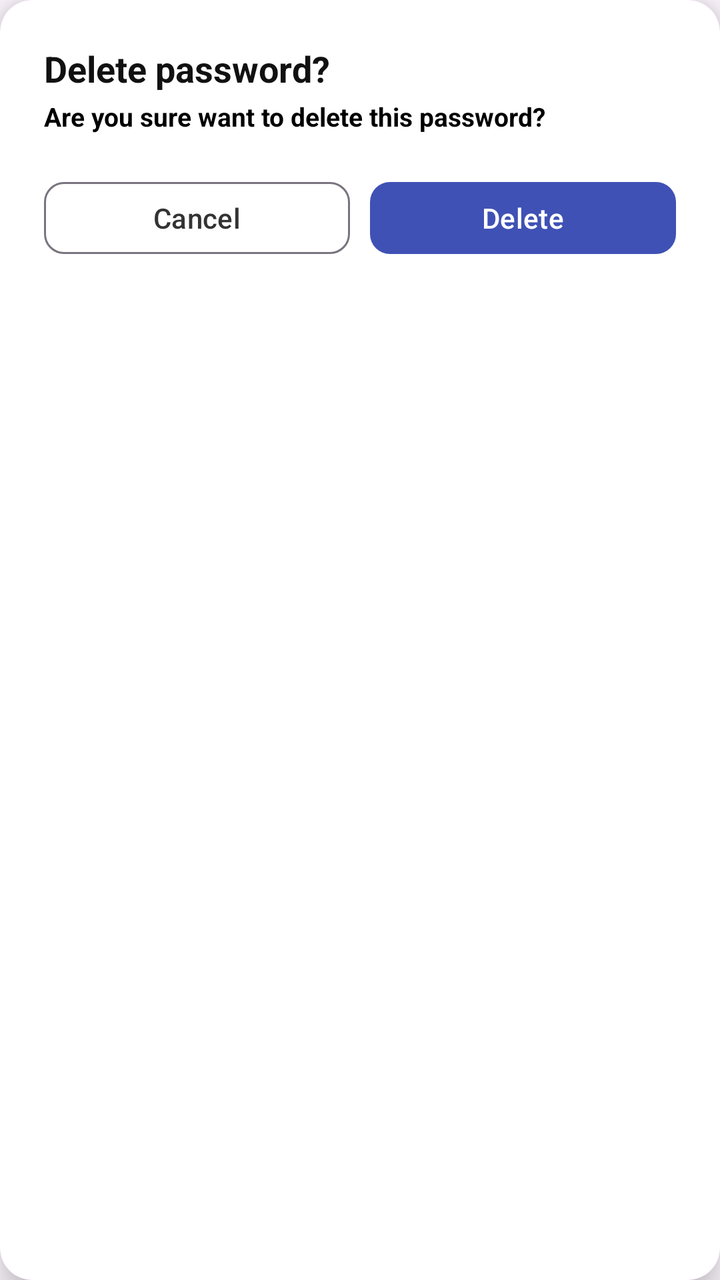
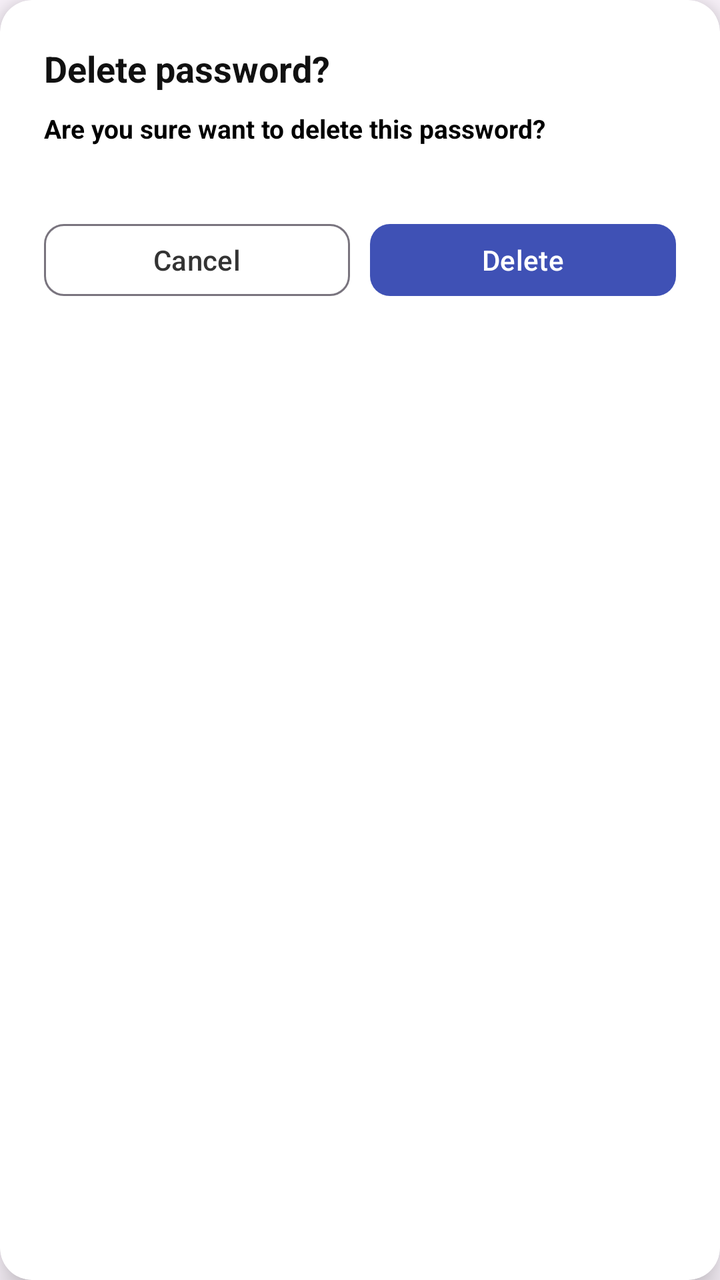

Before-and-after screenshots of an Android layout around one commit, followed by the original layout XML and the change that was made.
<!-- AndroidManifest.xml: application theme Theme.VaultX -->
<!-- res/layout/dialog.xml -->
<?xml version="1.0" encoding="utf-8"?>
<androidx.cardview.widget.CardView
    xmlns:android="http://schemas.android.com/apk/res/android"
    xmlns:app="http://schemas.android.com/apk/res-auto"
    android:layout_width="match_parent"
    android:layout_height="wrap_content"
    android:layout_margin="24dp"
    app:cardCornerRadius="16dp"
    app:cardElevation="10dp"
    app:cardBackgroundColor="#FFFFFF">

    <LinearLayout
        android:layout_width="match_parent"
        android:layout_height="160dp"
        android:orientation="vertical"
        android:padding="22dp">

        
        <TextView
            android:id="@+id/title"
            android:layout_width="match_parent"
            android:layout_height="wrap_content"
            android:text="Delete password?"
            android:textSize="18sp"
            android:textStyle="bold"
            android:textColor="#111111"/>

        <TextView
            android:layout_width="match_parent"
            android:layout_height="wrap_content"
            android:text="Are you sure want to delete this password?"
            android:textColor="@color/black"
            android:textSize="13sp"
            android:layout_marginTop="3dp"
            android:textStyle="bold"/>


        
        <LinearLayout
            android:layout_width="match_parent"
            android:layout_height="wrap_content"
            android:layout_marginTop="20dp"
            android:orientation="horizontal">

            
            <com.google.android.material.button.MaterialButton
                android:id="@+id/btnCancel"
                android:layout_width="0dp"
                android:layout_height="44dp"
                android:layout_weight="1"
                android:text="Cancel"
                android:textAllCaps="false"
                android:textSize="14sp"
                android:textColor="#333333"
                app:cornerRadius="10dp"
                style="@style/Widget.Material3.Button.OutlinedButton"/>

            
            <Space
                android:layout_width="10dp"
                android:layout_height="1dp"/>

            
            <com.google.android.material.button.MaterialButton
                android:id="@+id/btnDelete"
                android:layout_width="0dp"
                android:layout_height="44dp"
                android:layout_weight="1"
                android:text="Delete"
                android:textAllCaps="false"
                android:textSize="14sp"
                android:textColor="#FFFFFF"
                app:cornerRadius="10dp"
                app:backgroundTint="#3F51B5"/>
        </LinearLayout>

    </LinearLayout>

</androidx.cardview.widget.CardView>
<!-- resources referenced by this layout -->
<resources>
  <color name="black">#FF000000</color>
  <style name="Theme.VaultX" parent="Theme.Material3.DayNight.NoActionBar">
  
          
          <item name="colorPrimary">@android:color/white</item>
          <item name="colorPrimaryContainer">@android:color/white</item>
  
          
          <item name="android:statusBarColor">@android:color/white</item>
          <item name="android:navigationBarColor">@android:color/white</item>
  
          
          <item name="android:windowLightStatusBar">true</item>
  
      </style>
</resources>

<!-- the commit's change to res/layout/dialog.xml (unified diff, before → after) -->
@@ -11,11 +11,11 @@
 
     <LinearLayout
         android:layout_width="match_parent"
-        android:layout_height="160dp"
+        android:layout_height="180dp"
         android:orientation="vertical"
         android:padding="22dp">
 
-        
+
         <TextView
             android:id="@+id/title"
             android:layout_width="match_parent"
@@ -25,24 +25,24 @@
             android:textStyle="bold"
             android:textColor="#111111"/>
 
+
+
         <TextView
             android:layout_width="match_parent"
             android:layout_height="wrap_content"
+            android:layout_marginTop="9dp"
             android:text="Are you sure want to delete this password?"
             android:textColor="@color/black"
             android:textSize="13sp"
-            android:layout_marginTop="3dp"
-            android:textStyle="bold"/>
+            android:textStyle="bold" />
 
-
-        
         <LinearLayout
             android:layout_width="match_parent"
             android:layout_height="wrap_content"
             android:layout_marginTop="20dp"
             android:orientation="horizontal">
 
-            
+
             <com.google.android.material.button.MaterialButton
                 android:id="@+id/btnCancel"
                 android:layout_width="0dp"
@@ -51,16 +51,17 @@
                 android:text="Cancel"
                 android:textAllCaps="false"
                 android:textSize="14sp"
+                android:layout_marginTop="15dp"
                 android:textColor="#333333"
                 app:cornerRadius="10dp"
                 style="@style/Widget.Material3.Button.OutlinedButton"/>
 
-            
+
             <Space
                 android:layout_width="10dp"
                 android:layout_height="1dp"/>
 
-            
+
             <com.google.android.material.button.MaterialButton
                 android:id="@+id/btnDelete"
                 android:layout_width="0dp"
@@ -68,6 +69,7 @@
                 android:layout_weight="1"
                 android:text="Delete"
                 android:textAllCaps="false"
+                android:layout_marginTop="15dp"
                 android:textSize="14sp"
                 android:textColor="#FFFFFF"
                 app:cornerRadius="10dp"
